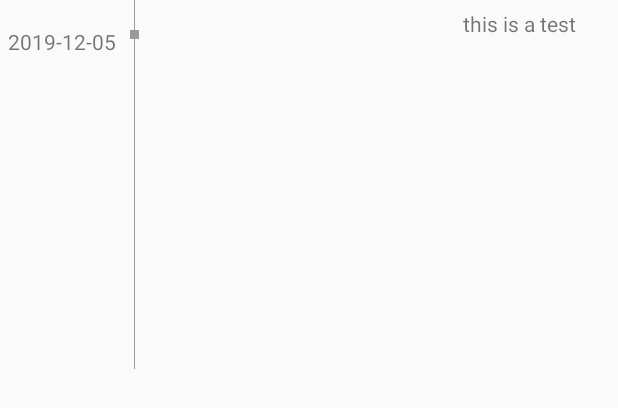
After one commit to MerDuo/jiemo, an Android app: the layout timeline_item.xml on its own in the app's theme, with its tools: preview values and no code run, on a phone screen of 412 x 824 dp. The commit adds this screen. Shown: the top 408 px of the screen. Run offline under Robolectric (Android 15) with nearby library versions, the phone set to English and light mode, and no system bars.

Commit message:
改正了时间轴显示的问题

```diff
--- a/app/build.gradle
+++ b/app/build.gradle
@@ -40,7 +40,7 @@ dependencies {
     androidTestImplementation 'androidx.test:runner:1.2.0'
     androidTestImplementation 'androidx.test.espresso:espresso-core:3.2.0'
     implementation 'com.google.android.material:material:1.0.0'
-    implementation fileTree(dir: 'libs', include: ['*.jar'])
+    //implementation fileTree(dir: 'libs', include: ['*.jar'])
 
 //    implementation 'com.google.android.material:material:1.0.0'
     implementation 'androidx.lifecycle:lifecycle-extensions:2.1.0'
--- /dev/null
+++ b/app/src/main/res/layout/timeline_item.xml
@@ -0,0 +1,69 @@
+<?xml version="1.0" encoding="utf-8"?>
+<RelativeLayout xmlns:android="http://schemas.android.com/apk/res/android"
+    android:orientation="vertical"
+    android:layout_width="match_parent"
+    android:layout_height="match_parent">
+
+    <TextView
+        android:id="@+id/headtime"
+        android:layout_width="wrap_content"
+        android:layout_height="wrap_content"
+        android:text="2019-12-05"
+        android:paddingLeft="5dp"
+        android:layout_marginTop="18dp"/>
+
+    <RelativeLayout
+        android:id="@+id/Timeline"
+        android:layout_width="25dp"
+        android:layout_height="wrap_content"
+        android:layout_toRightOf="@id/headtime">
+
+        <TextView
+            android:id="@+id/tvTopLine"
+            android:layout_width="0.5dp"
+            android:layout_height="20dp"
+            android:layout_centerHorizontal="true"
+            android:background="#999" />
+
+        <TextView
+            android:id="@+id/tvDot"
+            android:layout_width="6dp"
+            android:layout_height="6dp"
+            android:layout_below="@id/tvTopLine"
+            android:background="#999"
+            android:layout_centerHorizontal="true" />
+
+        <TextView
+            android:id="@+id/line"
+            android:layout_width="0.5dp"
+            android:layout_height="220dp"
+            android:layout_centerHorizontal="true"
+            android:layout_below="@id/tvDot"
+            android:background="#999" />
+
+
+    </RelativeLayout>
+
+    <LinearLayout
+        android:id="@+id/timeline_view"
+        android:gravity="center"
+        android:layout_margin="6dp"
+        android:orientation="horizontal"
+        android:layout_width="match_parent"
+        android:layout_height="wrap_content"
+        android:layout_toRightOf="@+id/Timeline">
+
+        <ImageView
+            android:id="@+id/headimage"
+            android:layout_width="180dp"
+            android:layout_height="wrap_content"
+            android:adjustViewBounds="true"/>
+        <TextView
+            android:layout_marginLeft="20dp"
+            android:layout_weight="1"
+            android:text="this is a test"
+            android:id="@+id/headtext"
+            android:layout_width="0dp"
+            android:layout_height="wrap_content" />
+    </LinearLayout>
+</RelativeLayout>
```
Also changed, not shown: app/src/main/java/cn/edu/cdut/jiemo/diary/TimeLineAdapter.java (added, +44 -0 lines), app/src/main/java/cn/edu/cdut/jiemo/diary/TimeLineBean.java (added, +37 -0 lines), app/src/main/java/cn/edu/cdut/jiemo/fragment/calenderFragment.java (added, +27 -0 lines), app/src/main/java/cn/edu/cdut/jiemo/fragment/diaryFragment.java (+37 -6 lines), app/src/main/res/layout/activity_mainpage.xml (added, +207 -0 lines).
